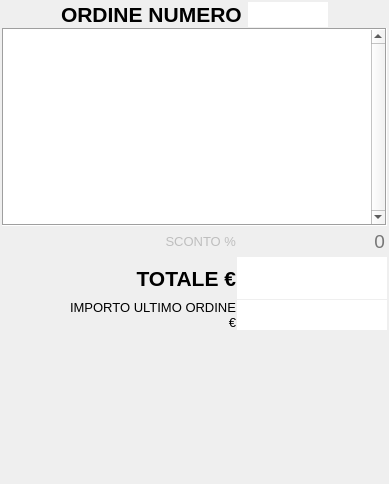
Qt form src/ordine.ui (mtonin/gestcassa) before a commit.
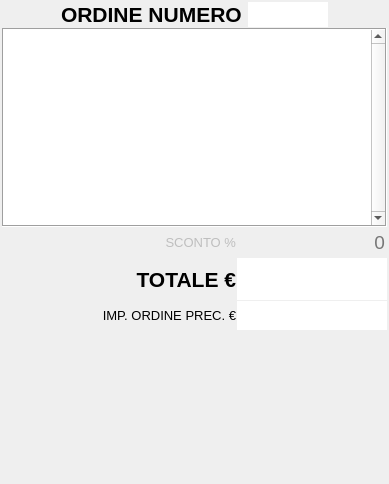
The same form after that commit. Custom widgets are drawn as their Qt base class.

Commit message: - modificata lunghezza descrizione sconto a 25 - modificato dimensione pulsante sconto e descr. importo ordine precedente

```diff
--- a/src/ordine.ui
+++ b/src/ordine.ui
@@ -385,15 +385,15 @@
         <bool>true</bool>
        </property>
        <property name="sizePolicy">
-        <sizepolicy hsizetype="Minimum" vsizetype="MinimumExpanding">
+        <sizepolicy hsizetype="Fixed" vsizetype="Fixed">
          <horstretch>1</horstretch>
          <verstretch>3</verstretch>
         </sizepolicy>
        </property>
        <property name="minimumSize">
         <size>
-         <width>60</width>
-         <height>60</height>
+         <width>75</width>
+         <height>75</height>
         </size>
        </property>
        <property name="font">
@@ -459,7 +459,7 @@
         </font>
        </property>
        <property name="text">
-        <string>IMPORTO ULTIMO ORDINE €</string>
+        <string>IMP. ORDINE PREC. €</string>
        </property>
        <property name="scaledContents">
         <bool>true</bool>
```
The commit also changes 1 other file.
